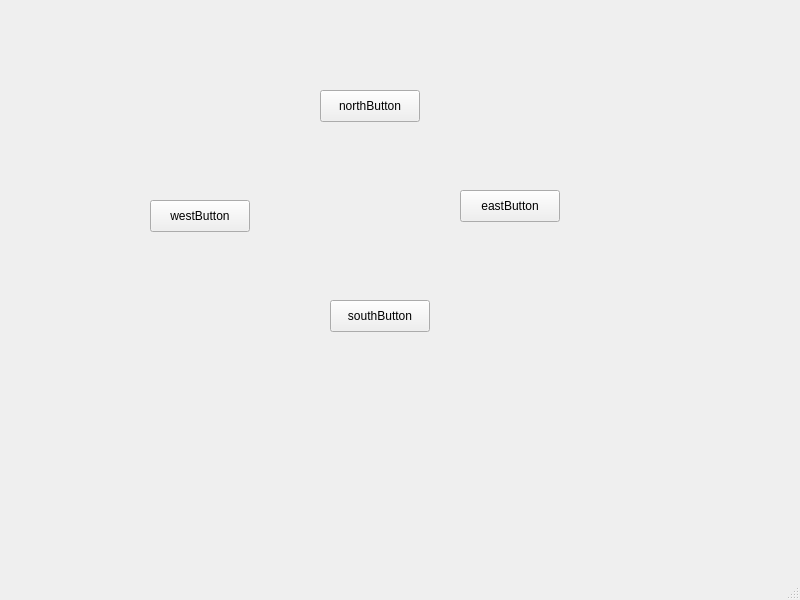
This is mainwindow.ui in AndrewJaffray/JaffZork as Qt 5 draws it before an edit. The edited form follows.
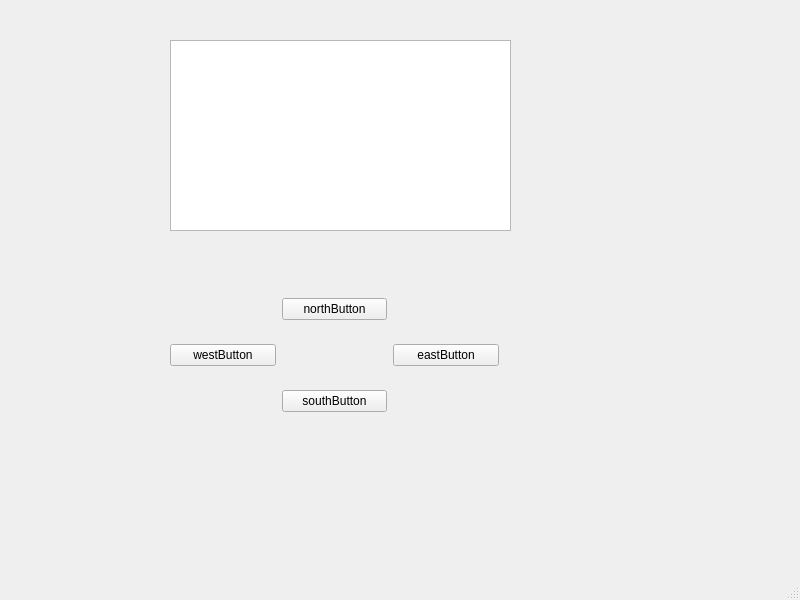
This is the edited form.

The edit to the form file:
```diff
--- a/mainwindow.ui
+++ b/mainwindow.ui
@@ -14,57 +14,55 @@
    <string>MainWindow</string>
   </property>
   <widget class="QWidget" name="centralwidget">
+   <widget class="QWidget" name="gridLayoutWidget">
+    <property name="geometry">
+     <rect>
+      <x>170</x>
+      <y>280</y>
+      <width>329</width>
+      <height>151</height>
+     </rect>
+    </property>
+    <layout class="QGridLayout" name="gridLayout">
+     <item row="0" column="1">
    <widget class="QPushButton" name="northButton">
-    <property name="geometry">
-     <rect>
-      <x>320</x>
-      <y>90</y>
-      <width>100</width>
-      <height>32</height>
-     </rect>
-    </property>
     <property name="text">
      <string>northButton</string>
     </property>
    </widget>
+     </item>
+     <item row="1" column="2">
+      <widget class="QPushButton" name="eastButton">
+       <property name="text">
+        <string>eastButton</string>
+       </property>
+      </widget>
+     </item>
+     <item row="1" column="0">
    <widget class="QPushButton" name="westButton">
-    <property name="geometry">
-     <rect>
-      <x>150</x>
-      <y>200</y>
-      <width>100</width>
-      <height>32</height>
-     </rect>
-    </property>
     <property name="text">
      <string>westButton</string>
     </property>
    </widget>
+     </item>
+     <item row="2" column="1">
    <widget class="QPushButton" name="southButton">
-    <property name="geometry">
-     <rect>
-      <x>330</x>
-      <y>300</y>
-      <width>100</width>
-      <height>32</height>
-     </rect>
-    </property>
     <property name="text">
      <string>southButton</string>
     </property>
    </widget>
-   <widget class="QPushButton" name="pushButton_4">
+     </item>
+    </layout>
+   </widget>
+   <widget class="QTextEdit" name="textDisplay">
     <property name="geometry">
      <rect>
-      <x>460</x>
-      <y>190</y>
-      <width>100</width>
-      <height>32</height>
+      <x>170</x>
+      <y>40</y>
+      <width>341</width>
+      <height>191</height>
      </rect>
     </property>
-    <property name="text">
-     <string>eastButton</string>
-    </property>
    </widget>
   </widget>
   <widget class="QMenuBar" name="menubar">
```
Lines whose indentation alone changed are shown as unchanged.
